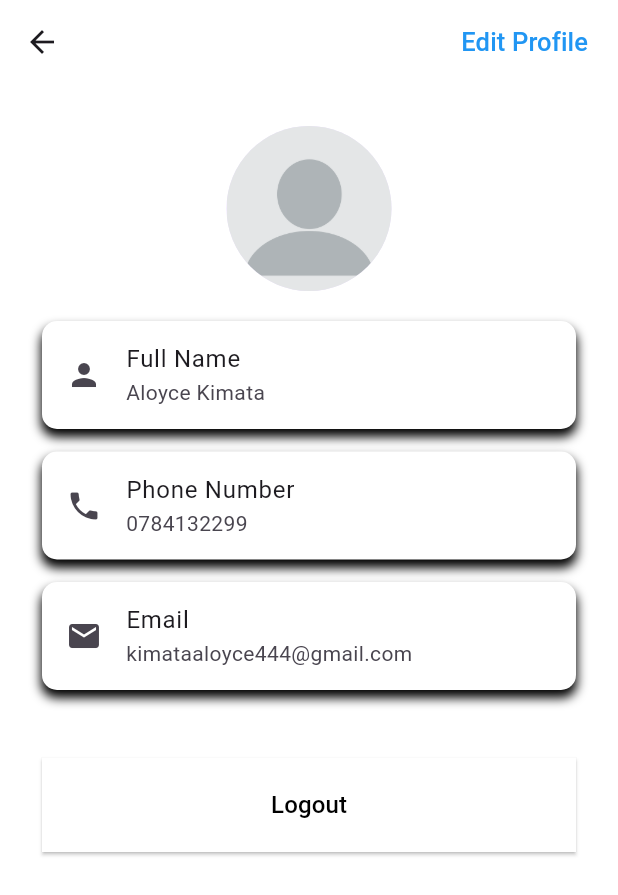
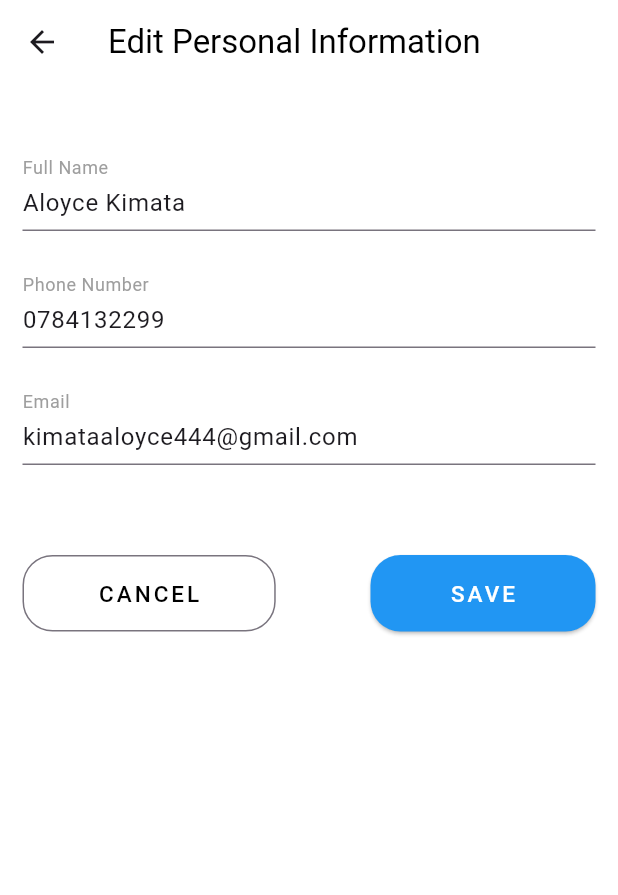
Before and after one commit to iam-kimata/rides_sharing_app, a Flutter app: the ProfileScreen screen opened directly, after a tap on "Edit Profile", on a phone screen of 412 x 824 dp. Shown: the top 895 px of the screen. Run offline on Flutter 3.47's test engine with Material 3 defaults, Android fonts, the phone set to English and light mode, and no system bars.

Commit message:
pages updates

```diff
--- a/lib/student/account_page.dart
+++ b/lib/student/account_page.dart
@@ -1,4 +1,5 @@
 import 'package:flutter/material.dart';
+import 'package:rides_sharing_app/student/edit_profile.dart';
 
 class ProfileScreen extends StatelessWidget {
   final String token;
@@ -20,7 +21,10 @@ class ProfileScreen extends StatelessWidget {
         actions: [
           TextButton(
             onPressed: () {
-              // Action for the Edit button
+              Navigator.push(
+                context,
+                MaterialPageRoute(builder: (context) => const EditProfile(userData: {},)),
+              );
             },
             style: TextButton.styleFrom(
               foregroundColor: Colors.blue,
--- a/lib/student/edit_profile.dart
+++ b/lib/student/edit_profile.dart
@@ -1,40 +1,44 @@
 import 'package:flutter/material.dart';
 
 class EditProfile extends StatefulWidget {
-  final Map<String, dynamic> userData;
-
-  const EditProfile({Key? key, required this.userData}) : super(key: key);
+  const EditProfile({super.key, required Map userData});
 
   @override
   State<EditProfile> createState() => _EditProfileState();
 }
 
 class _EditProfileState extends State<EditProfile> {
-  late TextEditingController nameController;
+  late TextEditingController fullNameController;
   late TextEditingController phoneNumberController;
   late TextEditingController emailController;
-  late FocusNode nameFocusNode;
+  late FocusNode fullNameFocusNode;
   late FocusNode phoneNumberFocusNode;
   late FocusNode emailFocusNode;
+
+  final Map<String, dynamic> userData = {
+    'fullname': 'Aloyce Kimata',
+    'phonenumber': '0784132299',
+    'email': 'kimataaloyce444@gmail.com',
+  };
 
   @override
   void initState() {
     super.initState();
-    nameController = TextEditingController(text: widget.userData['fullname']);
+    fullNameController = TextEditingController(text: userData['fullname']);
     phoneNumberController =
-        TextEditingController(text: widget.userData['phonenumber']);
-    emailController = TextEditingController(text: widget.userData['email']);
-    nameFocusNode = FocusNode();
+        TextEditingController(text: userData['phonenumber']);
+    emailController = TextEditingController(text: userData['email']);
+    fullNameFocusNode = FocusNode();
     phoneNumberFocusNode = FocusNode();
     emailFocusNode = FocusNode();
   }
 
   @override
   void dispose() {
-    nameController.dispose();
+    fullNameController.dispose();
     phoneNumberController.dispose();
     emailController.dispose();
-    nameFocusNode.dispose();
+    fullNameFocusNode.dispose();
     phoneNumberFocusNode.dispose();
     emailFocusNode.dispose();
     super.dispose();
@@ -56,7 +60,7 @@ class _EditProfileState extends State<EditProfile> {
         child: ListView(
           children: [
             const SizedBox(height: 30),
-            buildTextField("Name", nameController, nameFocusNode),
+            buildTextField("Full Name", fullNameController, fullNameFocusNode),
             buildTextField(
                 "Phone Number", phoneNumberController, phoneNumberFocusNode),
             buildTextField("Email", emailController, emailFocusNode),
@@ -66,13 +70,14 @@ class _EditProfileState extends State<EditProfile> {
               children: [
                 OutlinedButton(
                   onPressed: () {
-                    Navigator.pop(context); // Go back without saving
+                    Navigator.pop(context);
                   },
                   style: OutlinedButton.styleFrom(
-                    padding: const EdgeInsets.symmetric(horizontal: 50),
+                    padding: const EdgeInsets.symmetric(horizontal: 50, vertical: 15), // Increased vertical padding
                     shape: RoundedRectangleBorder(
                       borderRadius: BorderRadius.circular(20),
                     ),
+                    minimumSize: const Size(150, 50), // Set minimum height and width
                   ),
                   child: const Text(
                     "CANCEL",
@@ -85,15 +90,15 @@ class _EditProfileState extends State<EditProfile> {
                 ),
                 ElevatedButton(
                   onPressed: () {
-                    // Handle save action (currently no backend call)
-                    Navigator.pop(context); // Close the screen
+                    Navigator.pop(context);
                   },
                   style: ElevatedButton.styleFrom(
                     backgroundColor: Colors.blue,
-                    padding: const EdgeInsets.symmetric(horizontal: 50),
+                    padding: const EdgeInsets.symmetric(horizontal: 50, vertical: 15), // Increased vertical padding
                     shape: RoundedRectangleBorder(
                       borderRadius: BorderRadius.circular(20),
                     ),
+                    minimumSize: const Size(150, 50), // Set minimum height and width
                   ),
                   child: const Text(
                     "SAVE",
```
